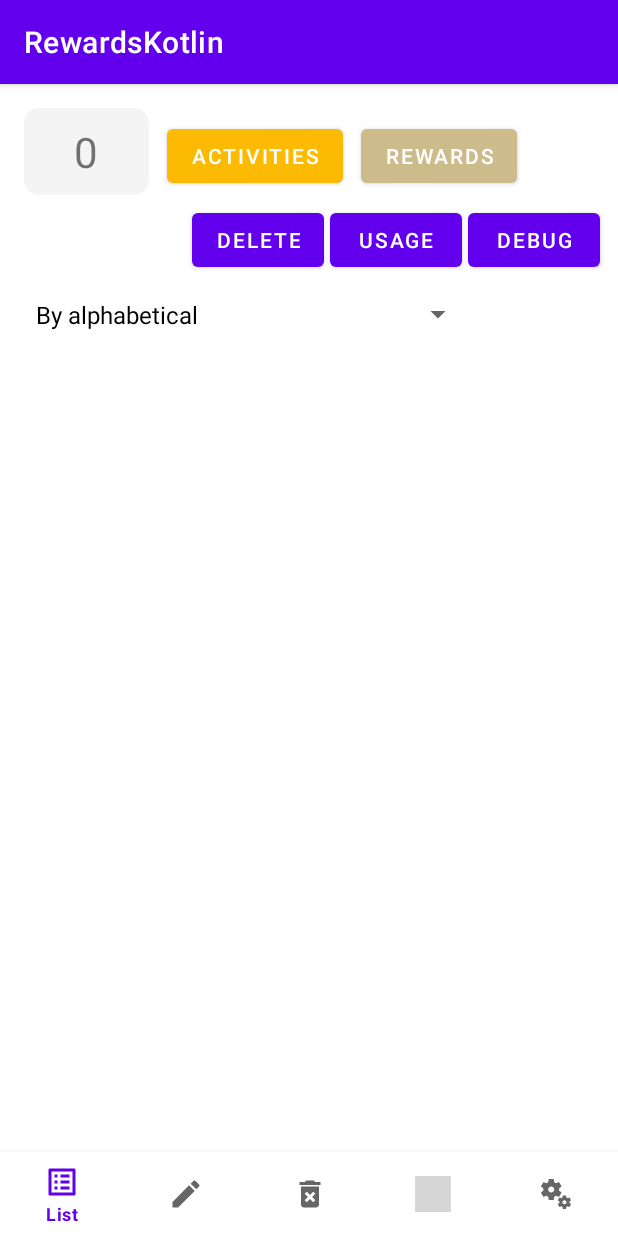
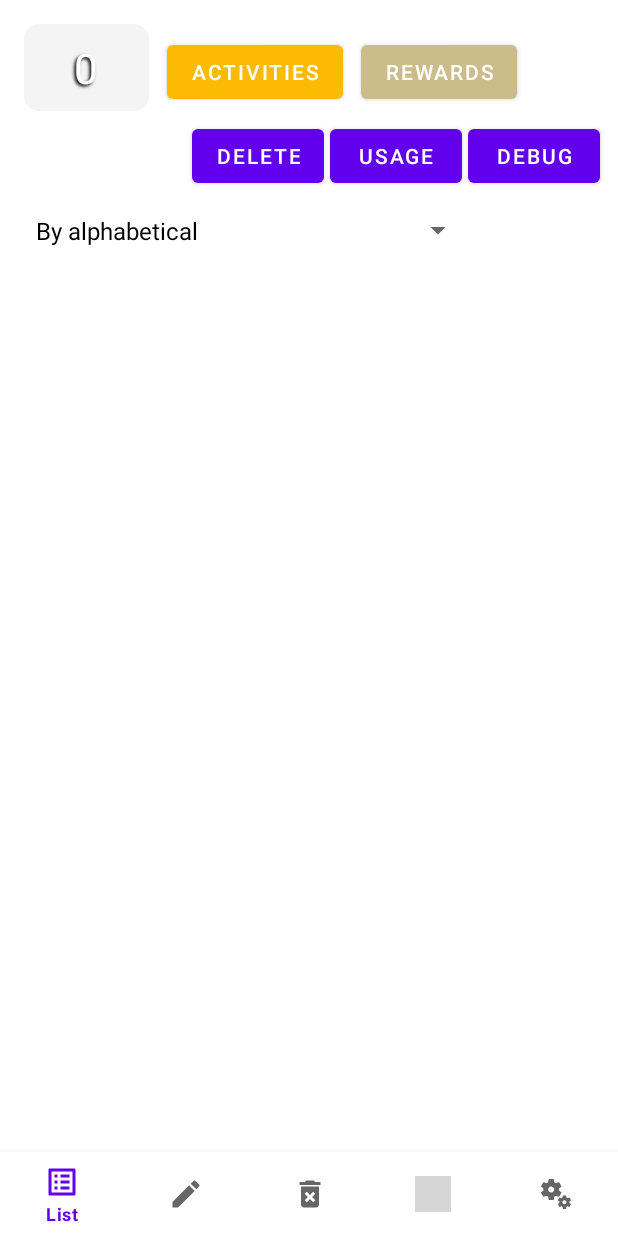
Before and after one commit to Garnicanicolas32/Earn-it-app, an Android app: the screen it shows after launch (MainActivity), on a phone screen of 412 x 824 dp. Run offline under Robolectric (Android 15) with nearby library versions, the phone set to English and light mode, and no system bars; grey boxes are pictures that could not be loaded.

Commit message:
visual things

```diff
--- a/RewardsKotlin/app/src/main/res/layout/activity_main.xml
+++ b/RewardsKotlin/app/src/main/res/layout/activity_main.xml
@@ -19,11 +19,19 @@
             android:layout_height="58dp"
             android:layout_marginStart="16dp"
             android:layout_marginTop="16dp"
+
             android:autoSizeTextType="uniform"
+            android:maxLines="1"
             android:background="@drawable/rounded_corner"
             android:gravity="center"
             android:padding="10dp"
             android:textSize="35sp"
+            android:shadowColor="#000000"
+            android:shadowDx="-2"
+            android:shadowDy="1.5"
+            android:shadowRadius="2"
+            android:textColor="#FFFFFF"
+
             app:layout_constraintStart_toStartOf="parent"
             app:layout_constraintTop_toTopOf="parent"
             tools:text="puntos" />
--- a/RewardsKotlin/app/src/main/res/values-night/themes.xml
+++ b/RewardsKotlin/app/src/main/res/values-night/themes.xml
@@ -1,6 +1,6 @@
 <resources xmlns:tools="http://schemas.android.com/tools">
     <!-- Base application theme. -->
-    <style name="Theme.RewardsKotlin" parent="Theme.MaterialComponents.DayNight.DarkActionBar">
+    <style name="Theme.RewardsKotlin" parent="Theme.MaterialComponents.DayNight.NoActionBar">
         <!-- Primary brand color. -->
         <item name="colorPrimary">@color/purple_200</item>
         <item name="colorPrimaryVariant">@color/purple_700</item>
--- a/RewardsKotlin/app/src/main/res/values/themes.xml
+++ b/RewardsKotlin/app/src/main/res/values/themes.xml
@@ -1,6 +1,6 @@
 <resources xmlns:tools="http://schemas.android.com/tools">
     <!-- Base application theme. -->
-    <style name="Theme.RewardsKotlin" parent="Theme.MaterialComponents.DayNight.DarkActionBar">
+    <style name="Theme.RewardsKotlin" parent="Theme.MaterialComponents.DayNight.NoActionBar">
         <!-- Primary brand color. -->
         <item name="colorPrimary">@color/purple_500</item>
         <item name="colorPrimaryVariant">@color/purple_700</item>
```
